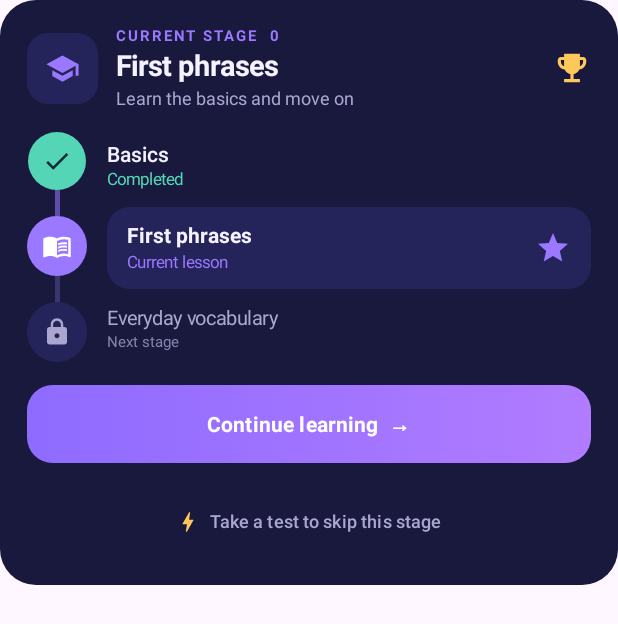
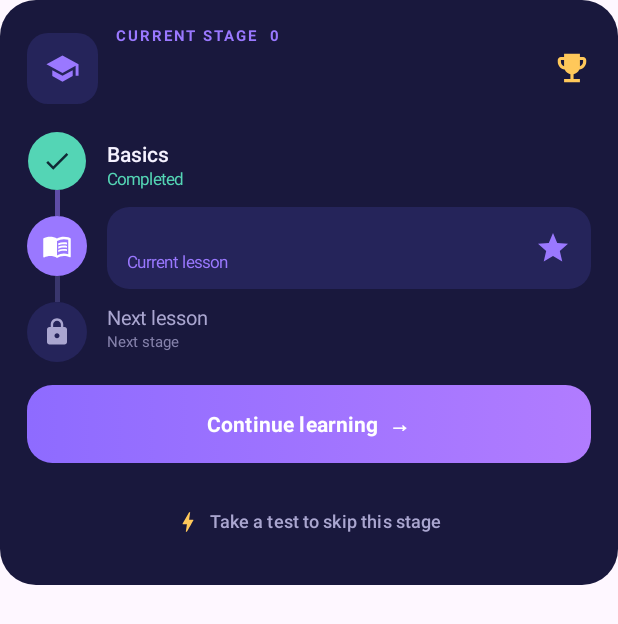
Before and after one commit to drugalochek/StageCue-mobile, an Android app built with Jetpack Compose: the composable StageCard called with empty values, on a phone screen of 412 x 824 dp. Shown: the top 624 px of the screen. Run offline under Robolectric (Android 15) with nearby library versions, the phone set to English and light mode, and no system bars.

Commit message:
Show real current lesson title and live course progress

```diff
--- a/app/src/main/java/com/lingo/app/MainActivity.kt
+++ b/app/src/main/java/com/lingo/app/MainActivity.kt
@@ -105,6 +105,7 @@ private fun LingoApp(initialStage: Int, initialXp: Int, initialStreak: Int, init
     LaunchedEffect(initialAppLanguage) { AppLanguage.changePreference(initialAppLanguage) }
     val course = CourseCatalog.find(courseId)
     val unit = course.units[(stage - 1).coerceIn(0, course.units.lastIndex)]
+    val courseProgress = stage.coerceAtMost(course.units.size).toFloat() / course.units.size.coerceAtLeast(1)
     val questions = unit.quiz
     val q = questions[question.coerceIn(0, questions.lastIndex)]
     fun finishTest() {
@@ -189,9 +190,9 @@ private fun LingoApp(initialStage: Int, initialXp: Int, initialStreak: Int, init
                                         Text(course.name, color = Ink, fontSize = 18.sp, fontWeight = FontWeight.Bold)
                                         Text(ui("Уровень: A1", "Level: A1"), color = Muted, fontSize = 14.sp)
                                     }
-                                    Text("42%", color = Ink, fontWeight = FontWeight.SemiBold)
+                                    Text("${(courseProgress * 100).toInt()}%", color = Ink, fontWeight = FontWeight.SemiBold)
                                 }
-                                LinearProgressIndicator(progress = { 0.42f }, modifier = Modifier.fillMaxWidth().height(10.dp).clip(CircleShape), color = Blue, trackColor = Line)
+                                LinearProgressIndicator(progress = { courseProgress }, modifier = Modifier.fillMaxWidth().height(10.dp).clip(CircleShape), color = Blue, trackColor = Line)
                             }
                         }
                     }
@@ -215,7 +216,7 @@ private fun LingoApp(initialStage: Int, initialXp: Int, initialStreak: Int, init
                         }
                     }
                     item { CoursePicker(course = course, expanded = languageMenuOpen, onExpandedChange = { languageMenuOpen = it }, onSelect = { courseId = it; question = 0; selected = -1; feedback = false; onSaveSettings(it, dailyGoal) }) }
-                    item { StageCard(stage, onStart = { lesson = true; skipTest = false }, onSkip = { lesson = true; skipTest = true }) }
+                    item { StageCard(stage, unit.title, unit.goal, onStart = { lesson = true; skipTest = false }, onSkip = { lesson = true; skipTest = true }) }
                     item { Text(ui("Материалы курса", "Course materials"), color = Ink, fontWeight = FontWeight.Bold, fontSize = 18.sp) }
                     item { DialogueCard(course = course) }
                     item { ReadingCard(reading = unit.reading) }
@@ -559,7 +560,7 @@ private fun WritingCard(task: WritingTask) {
 }
 
 @Composable
-private fun StageCard(stage: Int, onStart: () -> Unit, onSkip: () -> Unit) {
+private fun StageCard(stage: Int, currentTitle: String, currentGoal: String, onStart: () -> Unit, onSkip: () -> Unit) {
     Surface(color = Card, shape = RoundedCornerShape(24.dp)) {
         Column(Modifier.fillMaxWidth().padding(18.dp), verticalArrangement = Arrangement.spacedBy(15.dp)) {
             Row(verticalAlignment = Alignment.CenterVertically) {
@@ -569,8 +570,8 @@ private fun StageCard(stage: Int, onStart: () -> Unit, onSkip: () -> Unit) {
                 Spacer(Modifier.width(12.dp))
                 Column(Modifier.weight(1f), verticalArrangement = Arrangement.spacedBy(3.dp)) {
                     Text(ui("ТЕКУЩИЙ ЭТАП", "CURRENT STAGE") + "  $stage", color = Blue, fontSize = 10.sp, fontWeight = FontWeight.Bold, letterSpacing = 1.3.sp)
-                    Text(ui("Первые фразы", "First phrases"), color = Ink, fontSize = 19.sp, fontWeight = FontWeight.Bold)
-                    Text(ui("Освой базу и переходи дальше", "Learn the basics and move on"), color = Muted, fontSize = 12.sp)
+                    Text(currentTitle, color = Ink, fontSize = 19.sp, fontWeight = FontWeight.Bold)
+                    Text(currentGoal, color = Muted, fontSize = 12.sp)
                 }
                 Icon(Icons.Default.EmojiEvents, null, tint = Gold, modifier = Modifier.size(25.dp))
             }
@@ -597,14 +598,14 @@ private fun StageCard(stage: Int, onStart: () -> Unit, onSkip: () -> Unit) {
                     Surface(color = CardRaised, shape = RoundedCornerShape(15.dp), modifier = Modifier.fillMaxWidth()) {
                         Row(Modifier.padding(horizontal = 13.dp, vertical = 11.dp), verticalAlignment = Alignment.CenterVertically) {
                             Column(Modifier.weight(1f), verticalArrangement = Arrangement.spacedBy(3.dp)) {
-                                Text(ui("Первые фразы", "First phrases"), color = Ink, fontWeight = FontWeight.Bold, fontSize = 14.sp)
+                                Text(currentTitle, color = Ink, fontWeight = FontWeight.Bold, fontSize = 14.sp)
                                 Text(ui("Текущий урок", "Current lesson"), color = Blue, fontSize = 11.sp)
                             }
                             Icon(Icons.Default.Star, null, tint = Blue)
                         }
                     }
                     Column(verticalArrangement = Arrangement.spacedBy(2.dp)) {
-                        Text(ui("Повседневная лексика", "Everyday vocabulary"), color = Muted, fontSize = 13.sp)
+                        Text(ui("Следующий урок", "Next lesson"), color = Muted, fontSize = 13.sp)
                         Text(ui("Следующий этап", "Next stage"), color = Muted.copy(alpha = 0.75f), fontSize = 10.sp)
                     }
                 }
```
